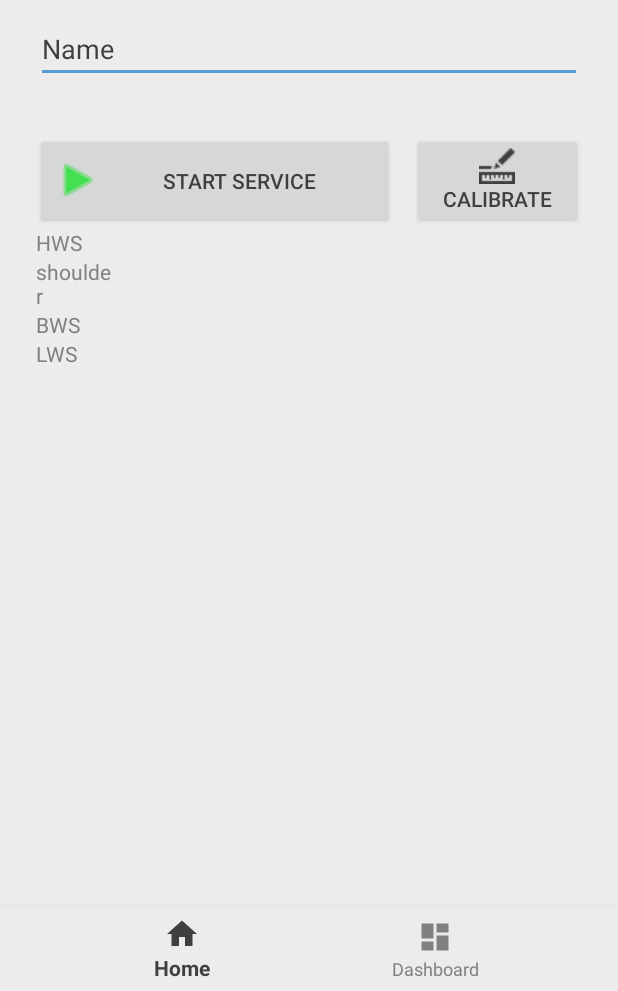
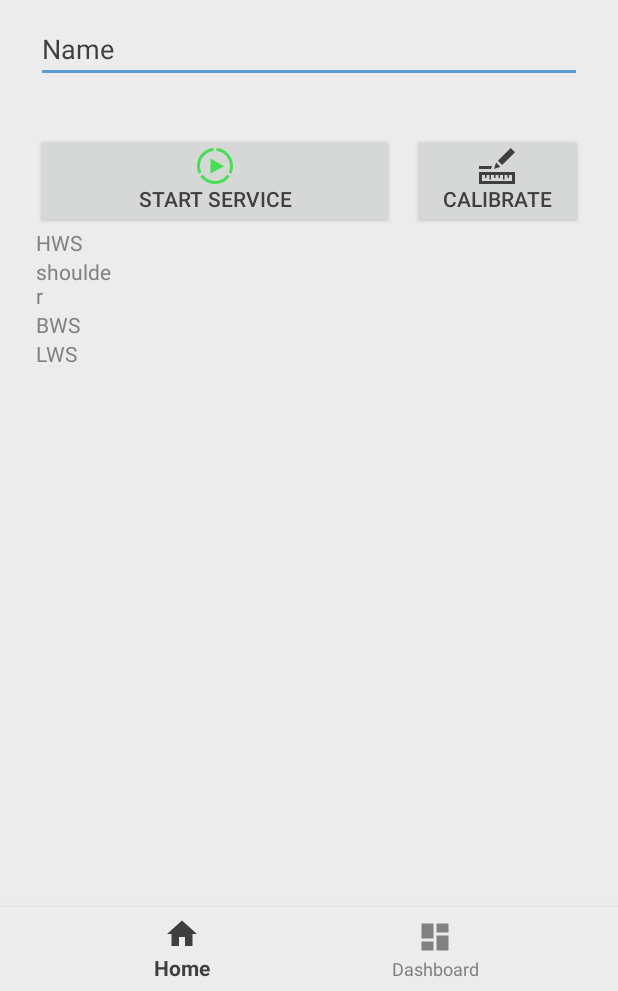
Before and after one commit to semmel86/de.adjustme.re.android.app, an Android app: the screen it shows after launch (MainActivity), on a phone screen of 412 x 824 dp, the part 245-1236 px from its top. Run offline under Robolectric (Android 15) with nearby library versions, the phone set to English and light mode, and no system bars; 4 statements that could not run were skipped.

Commit message:
add new svg icons for buttons

```diff
--- /dev/null
+++ b/app/src/main/res/drawable/ic_pause.xml
@@ -0,0 +1,9 @@
+<vector xmlns:android="http://schemas.android.com/apk/res/android"
+        android:width="24dp"
+        android:height="24dp"
+        android:viewportWidth="24.0"
+        android:viewportHeight="24.0">
+    <path
+        android:fillColor="#FF000000"
+        android:pathData="M12,2c5.514,0 10,4.486 10,10s-4.486,10 -10,10 -10,-4.486 -10,-10 4.486,-10 10,-10zM12,0c-6.627,0 -12,5.373 -12,12s5.373,12 12,12 12,-5.373 12,-12 -5.373,-12 -12,-12zM11,17h-3v-10h3v10zM16,7h-3v10h3v-10z"/>
+</vector>
--- /dev/null
+++ b/app/src/main/res/drawable/ic_play.xml
@@ -0,0 +1,9 @@
+<vector xmlns:android="http://schemas.android.com/apk/res/android"
+        android:width="24dp"
+        android:height="24dp"
+        android:viewportWidth="24.0"
+        android:viewportHeight="24.0">
+    <path
+        android:fillColor="#FF000000"
+        android:pathData="M9,16.985v-10.021l9,5.157 -9,4.864zM13,2.005c5.046,0.504 9,4.782 9,9.97 0,1.467 -0.324,2.856 -0.892,4.113l1.738,1.006c0.732,-1.555 1.154,-3.285 1.154,-5.119 0,-6.303 -4.842,-11.464 -11,-11.975v2.005zM2.891,16.087c-0.568,-1.257 -0.891,-2.646 -0.891,-4.112 0,-5.188 3.954,-9.466 9,-9.97v-2.005c-6.158,0.511 -11,5.672 -11,11.975 0,1.833 0.421,3.563 1.153,5.118l1.738,-1.006zM20.104,17.821c-1.817,2.523 -4.769,4.175 -8.104,4.175s-6.288,-1.651 -8.105,-4.176l-1.746,1.011c2.167,3.122 5.768,5.169 9.851,5.169 4.082,0 7.683,-2.047 9.851,-5.168l-1.747,-1.011z"/>
+</vector>
--- /dev/null
+++ b/app/src/main/res/drawable/ic_ruler.xml
@@ -0,0 +1,9 @@
+<vector xmlns:android="http://schemas.android.com/apk/res/android"
+        android:width="24dp"
+        android:height="24dp"
+        android:viewportWidth="24.0"
+        android:viewportHeight="24.0">
+    <path
+        android:fillColor="#FF000000"
+        android:pathData="M8,14h-8v-2h8.672l-0.672,2zM0,24v-8h24v8h-24zM2,22h20v-4h-2v2h-1v-2h-2v3h-1v-3h-2v2h-1v-2h-2v2h-1v-2h-2v3h-1v-3h-2v2h-1v-2h-2v4zM11.398,9.74l-1.398,4.26 4.227,-1.432 -2.829,-2.828zM21.172,0l2.828,2.828 -8.587,8.554 -2.828,-2.828 8.587,-8.554z"/>
+</vector>
--- a/app/src/main/res/layout/activity_main.xml
+++ b/app/src/main/res/layout/activity_main.xml
@@ -83,7 +83,7 @@
                             android:layout_marginEnd="12dp"
                             android:layout_marginStart="24dp"
                             android:layout_marginTop="0dp"
-                            android:drawableStart="@android:drawable/ic_media_play"
+                            android:drawableTop="@drawable/ic_play"
                             android:drawableTint="@color/textColorHighlight"
                             android:onClick="startService"
                             android:text="Start Service"
@@ -97,7 +97,7 @@
                             android:layout_height="match_parent"
                             android:layout_marginEnd="12dp"
                             android:layout_marginStart="24dp"
-                            android:drawableLeft="@android:drawable/ic_media_pause"
+                            android:drawableTop="@drawable/ic_pause"
                             android:drawableTint="@color/colorPrimaryDark"
                             android:onClick="stopService"
                             android:text="Stop Service" />
@@ -111,7 +111,7 @@
                         android:layout_marginStart="0dp"
                         android:layout_weight="2"
                         android:drawableTint="@color/textColorPrimary"
-                        android:drawableTop="@drawable/ruler"
+                        android:drawableTop="@drawable/ic_ruler"
                         android:onClick="calibrate"
                         android:text="Calibrate"
                         android:visibility="visible" />
```
Also changed, not shown: app/src/main/res/drawable/ruler.png (deleted).
